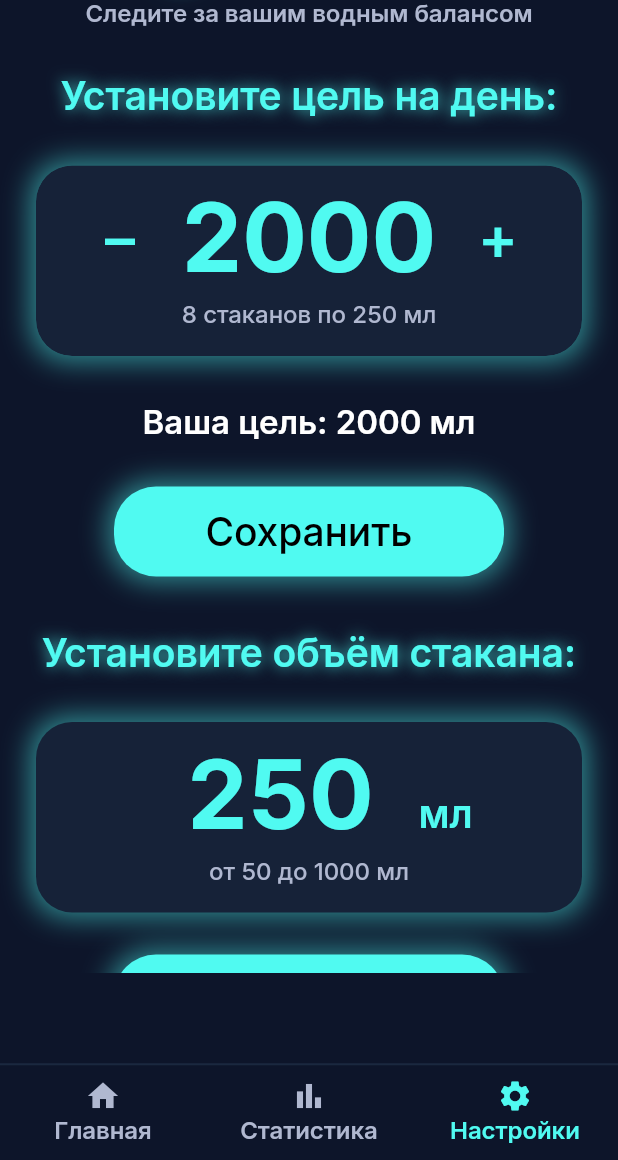
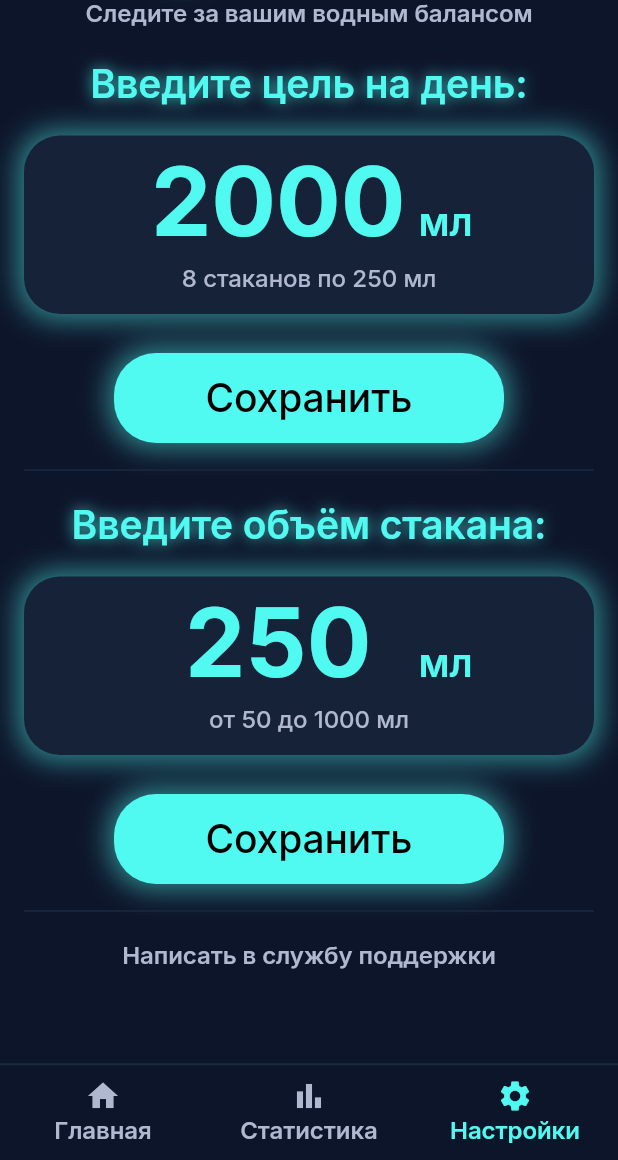
Before and after one commit to kosacheva62-cell/water_tracker_1, a Flutter app: the MainApp screen opened directly, item 3 of the bottom bar chosen, on a phone screen of 412 x 824 dp, the part 76-1236 px from its top. Run offline on Flutter 3.47's test engine with Material 3 defaults, Android fonts, the light colour scheme and no system bars; our stand-ins replace shared_preferences, vibration; accounts and stored records are empty.

Commit message:
до изменения дополнительного отступа spaceAfterTitle после текста "Введите ..."

```diff
--- a/lib/pages/settings_page.dart
+++ b/lib/pages/settings_page.dart
@@ -8,7 +8,6 @@ import '../app_state.dart';
 import '../utils/pluralize.dart';
 import '../utils/text_styles.dart';
 import '../widgets/animated_button.dart';
-import '../widgets/goal_stepper.dart';
 import '../utils/app_colors.dart';
 
 class SettingsPage extends StatefulWidget {
@@ -21,6 +20,7 @@ class SettingsPage extends StatefulWidget {
 class _SettingsPageState extends State<SettingsPage> with WidgetsBindingObserver {
   late int _dailyGoalMl;
   late int _glassSizeMl;
+  late TextEditingController _dailyGoalController;
   late TextEditingController _glassSizeController;
   bool _shouldShowThanksMessage = false;
   bool _initialized = false;
@@ -38,6 +38,7 @@ class _SettingsPageState extends State<SettingsPage> with WidgetsBindingObserver
       final appState = context.read<FFAppState>();
       _dailyGoalMl = appState.dailyGoalMl;
       _glassSizeMl = appState.glassSizeMl;
+      _dailyGoalController = TextEditingController(text: _dailyGoalMl.toString());
       _glassSizeController = TextEditingController(text: _glassSizeMl.toString());
       _initialized = true;
     }
@@ -46,6 +47,7 @@ class _SettingsPageState extends State<SettingsPage> with WidgetsBindingObserver
   @override
   void dispose() {
     WidgetsBinding.instance.removeObserver(this);
+    _dailyGoalController.dispose();
     _glassSizeController.dispose();
     super.dispose();
   }
@@ -118,78 +120,6 @@ class _SettingsPageState extends State<SettingsPage> with WidgetsBindingObserver
     }
   }
 
-  // ✅ КАСТОМНОЕ ПОЛЕ ВВОДА ЧИСЛА (идентичное структуре GoalStepper)
-  Widget _buildNumberInput({
-    required TextEditingController controller,
-    required double fontSize,
-    required int min,
-    required int max,
-    required ValueChanged<int> onChanged,
-    required double containerWidth,
-  }) {
-    return GestureDetector(
-      onTap: () async {
-        final result = await showDialog<int>(
-          context: context,
-          builder: (context) {
-            final inputController = TextEditingController(text: controller.text);
-            return AlertDialog(
-              backgroundColor: AppColors.card,
-              title: Text('Введите объём стакана', style: TextStyles.title(fontSize: 20)),
-              content: TextField(
-                controller: inputController,
-                keyboardType: TextInputType.number,
-                textAlign: TextAlign.center,
-                autofocus: true,
-                style: TextStyles.number(fontSize: 32),
-                decoration: InputDecoration(
-                  border: OutlineInputBorder(borderRadius: BorderRadius.circular(12)),
-                  hintText: '250',
-                ),
-                inputFormatters: [FilteringTextInputFormatter.digitsOnly],
-              ),
-              actions: [
-                TextButton(
-                  onPressed: () => Navigator.pop(context),
-                  child: Text('Отмена', style: TextStyles.subtitle(fontSize: 16)),
-                ),
-                TextButton(
-                  onPressed: () {
-                    final parsed = int.tryParse(inputController.text);
-                    if (parsed != null) {
-                      Navigator.pop(context, parsed.clamp(min, max));
-                    }
-                  },
-                  child: Text('OK', style: TextStyles.subtitle(fontSize: 16)),
-                ),
-              ],
-            );
-          },
-        );
-        if (result != null) {
-          controller.text = result.toString();
-          onChanged(result);
-        }
-      },
-      child: Container(
-        width: containerWidth,
-        alignment: Alignment.center,
-        child: FittedBox(
-          fit: BoxFit.scaleDown,
-          child: Text(
-            controller.text.isEmpty ? '250' : controller.text,
-            style: TextStyle(
-              fontSize: fontSize,
-              color: AppColors.accent,
-              fontWeight: FontWeight.w700,
-              height: 1.0,
-            ),
-          ),
-        ),
-      ),
-    );
-  }
-
   @override
   Widget build(BuildContext context) {
     context.watch<FFAppState>();
@@ -200,20 +130,15 @@ class _SettingsPageState extends State<SettingsPage> with WidgetsBindingObserver
     final isSmallScreen = screenHeight < 700 && !isTablet;
 
     final titleFontSize = isTablet ? 32.0 : (isTinyScreen ? 22.0 : (isSmallScreen ? 24.0 : 26.0));
-    final topPadding = isTablet ? 24.0 : (isTinyScreen ? 12.0 : (isSmallScreen ? 14.0 : 16.0));
-    final horizontalPadding = isTablet ? 40.0 : (isTinyScreen ? 16.0 : (isSmallScreen ? 20.0 : 24.0));
+    final topPadding = 8.0; // ✅ МИНИМАЛЬНЫЙ ОТСТУП 8px от верхней границы
+    final horizontalPadding = isTablet ? 24.0 : (isTinyScreen ? 12.0 : (isSmallScreen ? 14.0 : 16.0));
 
-    final controlWidth = isTablet ? 80.0 : (isTinyScreen ? 52.0 : (isSmallScreen ? 58.0 : 64.0));
-    final controlHeight = isTablet ? 80.0 : (isTinyScreen ? 52.0 : (isSmallScreen ? 58.0 : 64.0));
-    final minusPlusFontSize = isTablet ? 50.0 : (isTinyScreen ? 34.0 : (isSmallScreen ? 37.0 : 40.0));
     final numberFontSize = isTablet ? 80.0 : (isTinyScreen ? 52.0 : (isSmallScreen ? 58.0 : 64.0));
-    final numberContainerWidth = isTablet ? 200.0 : (isTinyScreen ? 130.0 : (isSmallScreen ? 150.0 : 180.0)); // ✅ УВЕЛИЧЕНО НА 20px
-    final spaceBetweenControls = isTinyScreen ? 2.0 : 4.0;
+    final numberContainerWidth = isTablet ? 200.0 : (isTinyScreen ? 130.0 : (isSmallScreen ? 150.0 : 180.0));
 
-    final spaceAfterTitle = isTablet ? 36.0 : (isTinyScreen ? 20.0 : (isSmallScreen ? 24.0 : 28.0));
-    final spaceAfterInput = isTablet ? 36.0 : (isTinyScreen ? 24.0 : (isSmallScreen ? 26.0 : 28.0));
+    final spaceAfterTitle = isTablet ? 20.0 : (isTinyScreen ? 12.0 : (isSmallScreen ? 14.0 : 16.0));
+    final spaceAfterInput = isTablet ? 20.0 : (isTinyScreen ? 14.0 : (isSmallScreen ? 16.0 : 18.0));
     final hintFontSize = isTablet ? 20.0 : (isTinyScreen ? 14.0 : (isSmallScreen ? 15.0 : 16.0));
-    final goalFontSize = isTablet ? 28.0 : (isTinyScreen ? 20.0 : (isSmallScreen ? 21.0 : 22.0));
     final subtitleFontSize = isTablet ? 20.0 : (isTinyScreen ? 14.0 : (isSmallScreen ? 15.0 : 16.0));
     final buttonWidth = isTablet ? 320.0 : (isTinyScreen ? 240.0 : (isSmallScreen ? 250.0 : 260.0));
 
@@ -233,45 +158,99 @@ class _SettingsPageState extends State<SettingsPage> with WidgetsBindingObserver
                 crossAxisAlignment: CrossAxisAlignment.center,
                 children: [
                   // ═══════════════════════════════════════
-                  //  БЛОК 1: ЦЕЛЬ НА ДЕНЬ (В МЛ)
+                  // 🔹 БЛОК 1: ЦЕЛЬ НА ДЕНЬ (TextField)
                   // ═══════════════════════════════════════
                   Text(
-                    'Установите цель на день:',
+                    'Введите цель на день:',
                     textAlign: TextAlign.center,
                     style: TextStyles.title(fontSize: titleFontSize),
                   ),
                   SizedBox(height: spaceAfterTitle),
 
                   Container(
-                    clipBehavior: Clip.antiAlias,
+                    width: double.infinity,
+                    padding: const EdgeInsets.symmetric(vertical: 12, horizontal: 16),
                     decoration: BoxDecoration(
+                      color: AppColors.card,
+                      borderRadius: BorderRadius.circular(24),
                       boxShadow: [BoxShadow(color: AppColors.accentShadow, blurRadius: 16, spreadRadius: 3)],
-                      borderRadius: BorderRadius.circular(24),
                     ),
-                    child: GoalStepper(
-                      title: '$glassesCount $glassesForm по $_glassSizeMl мл',
-                      value: _dailyGoalMl,
-                      min: FFAppState.minDailyGoalMl,
-                      max: FFAppState.maxDailyGoalMl,
-                      step: FFAppState.dailyGoalStepMl,
-                      onChanged: (value) => setState(() => _dailyGoalMl = value),
-                      controlWidth: controlWidth,
-                      controlHeight: controlHeight,
-                      minusPlusFontSize: minusPlusFontSize,
-                      numberFontSize: numberFontSize,
-                      numberContainerWidth: numberContainerWidth,
-                      spaceBetweenControls: spaceBetweenControls,
-                      hintFontSize: hintFontSize,
+                    child: Column(
+                      mainAxisSize: MainAxisSize.min,
+                      children: [
+                        Center(
+                          child: Row(
+                            mainAxisAlignment: MainAxisAlignment.center,
+                            crossAxisAlignment: CrossAxisAlignment.baseline,
+                            textBaseline: TextBaseline.alphabetic,
+                            children: [
+                              SizedBox(
+                                width: numberContainerWidth,
+                                child: TextField(
+                                  controller: _dailyGoalController,
+                                  keyboardType: TextInputType.number,
+                                  textAlign: TextAlign.center,
+                                  style: TextStyle(
+                                    fontSize: numberFontSize,
+                                    color: AppColors.accent,
+                                    fontWeight: FontWeight.w700,
+                                    height: 1.0,
+                                  ),
+                                  decoration: InputDecoration(
+                                    border: InputBorder.none,
+                                    hintText: '2000',
+                                    hintStyle: TextStyle(
+                                      fontSize: numberFontSize,
+                                      color: AppColors.textSecondary.withValues(alpha: 0.3),
+                                      fontWeight: FontWeight.w700,
+                                      height: 1.0,
+                                    ),
+                                    contentPadding: EdgeInsets.zero,
+                                    isDense: true,
+                                  ),
+                                  inputFormatters: [FilteringTextInputFormatter.digitsOnly],
+                                  onChanged: (value) {
+                                    final parsed = int.tryParse(value);
+                                    if (parsed != null) {
+                                      setState(() {
+                                        _dailyGoalMl = parsed.clamp(
+                                          FFAppState.minDailyGoalMl,
+                                          FFAppState.maxDailyGoalMl,
+                                        );
+                                      });
+                                    }
+                                  },
                                 ),
                               ),
-                  SizedBox(height: spaceAfterInput),
+                              const SizedBox(width: 2),
+                              Text(
+                                'мл',
+                                style: TextStyle(
+                                  fontSize: titleFontSize,
+                                  color: AppColors.accent,
+                                  fontWeight: FontWeight.w600,
+                                  height: 1.0,
+                                ),
+                              ),
+                            ],
+                          ),
+                        ),
+
+                        const SizedBox(height: 8),
 
                         Text(
-                    'Ваша цель: $_dailyGoalMl мл',
-                    style: TextStyles.goal(fontSize: goalFontSize),
+                          '$glassesCount $glassesForm по $_glassSizeMl мл',
+                          style: TextStyle(
+                            fontSize: hintFontSize,
+                            color: AppColors.textSecondary,
+                            fontWeight: FontWeight.w500,
+                          ),
                           textAlign: TextAlign.center,
                         ),
-                  SizedBox(height: spaceAfterInput),
+                      ],
+                    ),
+                  ),
+                  SizedBox(height: spaceAfterInput + 8),
 
                   Center(
                     child: AnimatedButton(
@@ -285,13 +264,18 @@ class _SettingsPageState extends State<SettingsPage> with WidgetsBindingObserver
                     ),
                   ),
 
-                  const SizedBox(height: 32),
+                  // ═══════════════════════════════════════
+                  // 🔹 РАЗДЕЛИТЕЛЬНАЯ ЛИНИЯ 1
+                  // ═══════════════════════════════════════
+                  const SizedBox(height: 10),
+                  Divider(color: AppColors.divider),
+                  const SizedBox(height: 10),
 
                   // ═══════════════════════════════════════
-                  // 🔹 БЛОК 2: ОБЪЁМ СТАКАНА (ИДЕНТИЧНАЯ СТРУКТУРА С GoalStepper)
+                  // 🔹 БЛОК 2: ОБЪЁМ СТАКАНА (TextField)
                   // ═══════════════════════════════════════
                   Text(
-                    'Установите объём стакана:',
+                    'Введите объём стакана:',
                     textAlign: TextAlign.center,
                     style: TextStyles.title(fontSize: titleFontSize),
                   ),
@@ -299,7 +283,7 @@ class _SettingsPageState extends State<SettingsPage> with WidgetsBindingObserver
 
                   Container(
                     width: double.infinity,
-                    padding: const EdgeInsets.symmetric(vertical: 16, horizontal: 20),
+                    padding: const EdgeInsets.symmetric(vertical: 12, horizontal: 16),
                     decoration: BoxDecoration(
                       color: AppColors.card,
                       borderRadius: BorderRadius.circular(24),
@@ -308,26 +292,55 @@ class _SettingsPageState extends State<SettingsPage> with WidgetsBindingObserver
                     child: Column(
                       mainAxisSize: MainAxisSize.min,
                       children: [
-                        // ✅ ИДЕНТИЧНАЯ СТРУКТУРА С GoalStepper
                         Center(
                           child: Row(
                             mainAxisAlignment: MainAxisAlignment.center,
-                            crossAxisAlignment: CrossAxisAlignment.baseline, // ✅ Выравнивание по baseline
-                            textBaseline: TextBaseline.alphabetic, // ✅ alphabetic для правильного выравнивания
+                            crossAxisAlignment: CrossAxisAlignment.baseline,
+                            textBaseline: TextBaseline.alphabetic,
                             children: [
-                              _buildNumberInput(
+                              SizedBox(
+                                width: numberContainerWidth,
+                                child: TextField(
                                   controller: _glassSizeController,
+                                  keyboardType: TextInputType.number,
+                                  textAlign: TextAlign.center,
+                                  style: TextStyle(
                                     fontSize: numberFontSize,
-                                min: FFAppState.minGlassSizeMl,
-                                max: FFAppState.maxGlassSizeMl,
-                                onChanged: (value) => setState(() => _glassSizeMl = value),
-                                containerWidth: numberContainerWidth,
+                                    color: AppColors.accent,
+                                    fontWeight: FontWeight.w700,
+                                    height: 1.0,
                                   ),
-                              const SizedBox(width: 2), // ✅ Минимальный отступ
+                                  decoration: InputDecoration(
+                                    border: InputBorder.none,
+                                    hintText: '250',
+                                    hintStyle: TextStyle(
+                                      fontSize: numberFontSize,
+                                      color: AppColors.textSecondary.withValues(alpha: 0.3),
+                                      fontWeight: FontWeight.w700,
+                                      height: 1.0,
+                                    ),
+                                    contentPadding: EdgeInsets.zero,
+                                    isDense: true,
+                                  ),
+                                  inputFormatters: [FilteringTextInputFormatter.digitsOnly],
+                                  onChanged: (value) {
+                                    final parsed = int.tryParse(value);
+                                    if (parsed != null) {
+                                      setState(() {
+                                        _glassSizeMl = parsed.clamp(
+                                          FFAppState.minGlassSizeMl,
+                                          FFAppState.maxGlassSizeMl,
+                                        );
+                                      });
+                                    }
+                                  },
+                                ),
+                              ),
+                              const SizedBox(width: 2),
                               Text(
                                 'мл',
                                 style: TextStyle(
-                                  fontSize: titleFontSize, // ✅ Полный размер titleFontSize
+                                  fontSize: titleFontSize,
                                   color: AppColors.accent,
                                   fontWeight: FontWeight.w600,
                                   height: 1.0,
@@ -351,7 +364,7 @@ class _SettingsPageState extends State<SettingsPage> with WidgetsBindingObserver
                       ],
                     ),
                   ),
-                  SizedBox(height: spaceAfterInput),
+                  SizedBox(height: spaceAfterInput + 8),
 
                   Center(
                     child: AnimatedButton(
@@ -366,12 +379,15 @@ class _SettingsPageState extends State<SettingsPage> with WidgetsBindingObserver
                   ),
 
                   // ═══════════════════════════════════════
+                  // 🔹 РАЗДЕЛИТЕЛЬНАЯ ЛИНИЯ 2
+                  // ═══════════════════════════════════════
+                  const SizedBox(height: 10),
+                  Divider(color: AppColors.divider),
+                  const SizedBox(height: 10),
+
+                  // ═══════════════════════════════════════
                   // 🔹 БЛОК 3: СЛУЖБА ПОДДЕРЖКИ
                   // ═══════════════════════════════════════
-                  const SizedBox(height: 24),
-                  Divider(color: AppColors.divider),
-                  const SizedBox(height: 16),
-
                   GestureDetector(
                     onTap: () async {
                       final deviceInfo = '''
```
Lines whose indentation alone changed are shown as unchanged.
